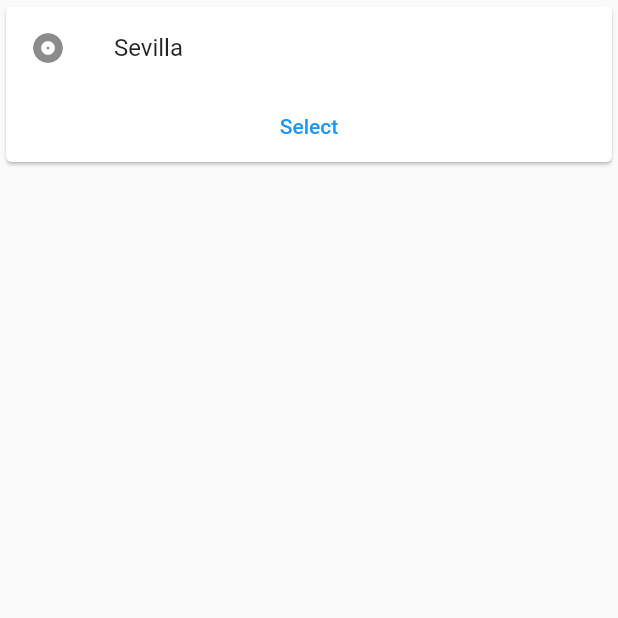
After one commit to Daniel-DLR-02/weatherApp_flutter, a Flutter app: the listaCiudades screen opened by its route, on a phone screen of 412 x 824 dp, the top half of it. The commit adds this screen. Run offline on Flutter 3.47's test engine with Material 2 defaults, Android fonts, the phone set to English and light mode, and no system bars; our stand-ins replace google_fonts; network calls fail.

Commit message:
Adaptado a mi móvil, empiezo la lista de ciudades

```diff
--- a/lib/main.dart
+++ b/lib/main.dart
@@ -1,5 +1,6 @@
 import 'package:flutter/material.dart';
 import 'package:weather_app/pages/home.dart';
+import 'package:weather_app/pages/lista_ciudades.dart';
 
 void main() {
   runApp(const MyApp());
@@ -17,7 +18,10 @@ class MyApp extends StatelessWidget {
         primarySwatch: Colors.blue,
       ),
       initialRoute: '/',
-      routes: {'/': (context) => const HomePage()},
+      routes: {
+        '/': (context) => const HomePage(),
+        '/ciudades': (context) => const listaCiudades()
+      },
     );
   }
 }
--- /dev/null
+++ b/lib/pages/lista_ciudades.dart
@@ -0,0 +1,33 @@
+import 'package:flutter/material.dart';
+
+class listaCiudades extends StatelessWidget {
+  const listaCiudades({Key? key}) : super(key: key);
+
+  @override
+  Widget build(BuildContext context) {
+    return Scaffold(
+      body: Container(
+        child: Column(
+          children: [
+            Card(
+              child: Column(
+                mainAxisSize: MainAxisSize.min,
+                children: <Widget>[
+                  const ListTile(
+                    leading: Icon(Icons.album),
+                    title: Text('Sevilla'),
+                  ),
+                  TextButton(
+                    child: const Text('Select'),
+                    onPressed: () {/* ... */},
+                  ),
+                  const SizedBox(width: 8),
+                ],
+              ),
+            ),
+          ],
+        ),
+      ),
+    );
+  }
+}
```
Also changed, not shown: lib/pages/home.dart (+28 -24 lines).
